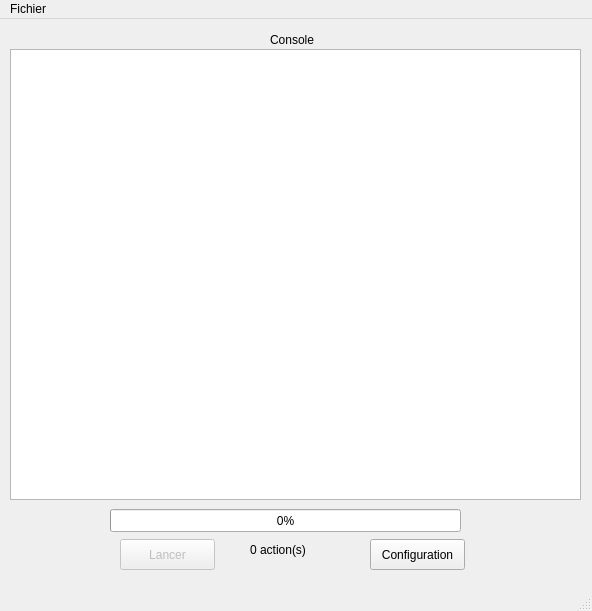
Before: the Qt Designer form clustershell_IHM/clustershell_IHM.ui in gdubroeucq/Clustershell_G-G, drawn with Qt 5.
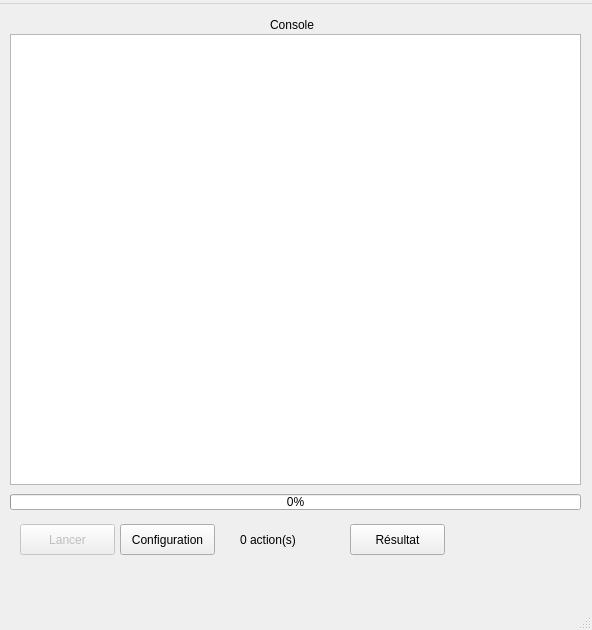
After: the same form once the commit is applied.

```diff
--- a/clustershell_IHM/clustershell_IHM.ui
+++ b/clustershell_IHM/clustershell_IHM.ui
@@ -7,19 +7,19 @@
     <x>0</x>
     <y>0</y>
     <width>592</width>
-    <height>611</height>
+    <height>630</height>
    </rect>
   </property>
   <property name="minimumSize">
    <size>
     <width>592</width>
-    <height>611</height>
+    <height>630</height>
    </size>
   </property>
   <property name="maximumSize">
    <size>
     <width>592</width>
-    <height>611</height>
+    <height>630</height>
    </size>
   </property>
   <property name="windowTitle">
@@ -29,7 +29,7 @@
    <widget class="QPushButton" name="pushButton">
     <property name="geometry">
      <rect>
-      <x>370</x>
+      <x>120</x>
       <y>520</y>
       <width>95</width>
       <height>31</height>
@@ -45,7 +45,7 @@
     </property>
     <property name="geometry">
      <rect>
-      <x>120</x>
+      <x>20</x>
       <y>520</y>
       <width>95</width>
       <height>31</height>
@@ -86,10 +86,10 @@
    <widget class="QLabel" name="label">
     <property name="geometry">
      <rect>
-      <x>250</x>
+      <x>240</x>
       <y>520</y>
       <width>91</width>
-      <height>21</height>
+      <height>31</height>
      </rect>
     </property>
     <property name="text">
@@ -115,16 +115,29 @@
     </property>
     <property name="geometry">
      <rect>
-      <x>110</x>
+      <x>10</x>
       <y>490</y>
-      <width>351</width>
-      <height>23</height>
+      <width>571</width>
+      <height>16</height>
      </rect>
     </property>
     <property name="value">
      <number>0</number>
     </property>
    </widget>
+   <widget class="QPushButton" name="pushButton_3">
+    <property name="geometry">
+     <rect>
+      <x>350</x>
+      <y>520</y>
+      <width>95</width>
+      <height>31</height>
+     </rect>
+    </property>
+    <property name="text">
+     <string>Résultat</string>
+    </property>
+   </widget>
   </widget>
   <widget class="QMenuBar" name="menubar">
    <property name="geometry">
@@ -137,7 +150,7 @@
    </property>
    <widget class="QMenu" name="menuFichier">
     <property name="title">
-     <string>Fichier</string>
+     <string/>
     </property>
    </widget>
    <addaction name="menuFichier"/>
```
